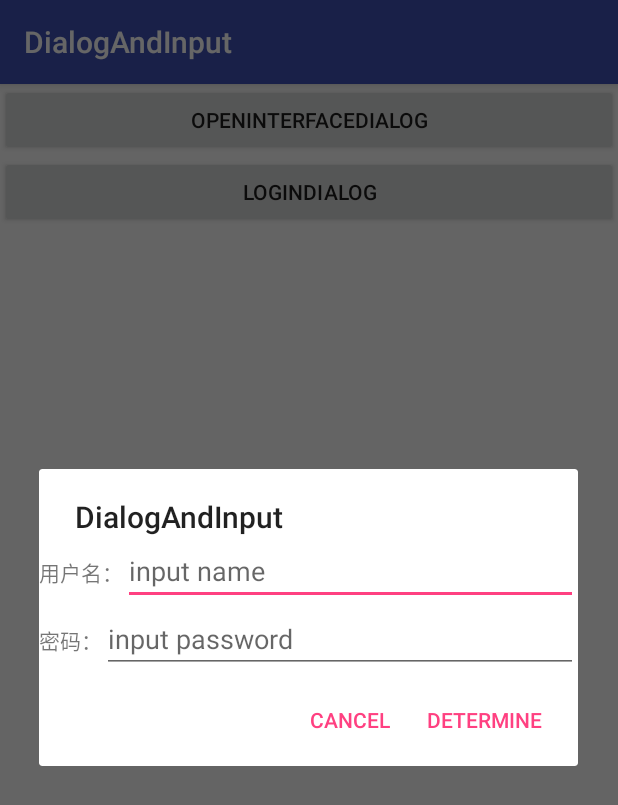
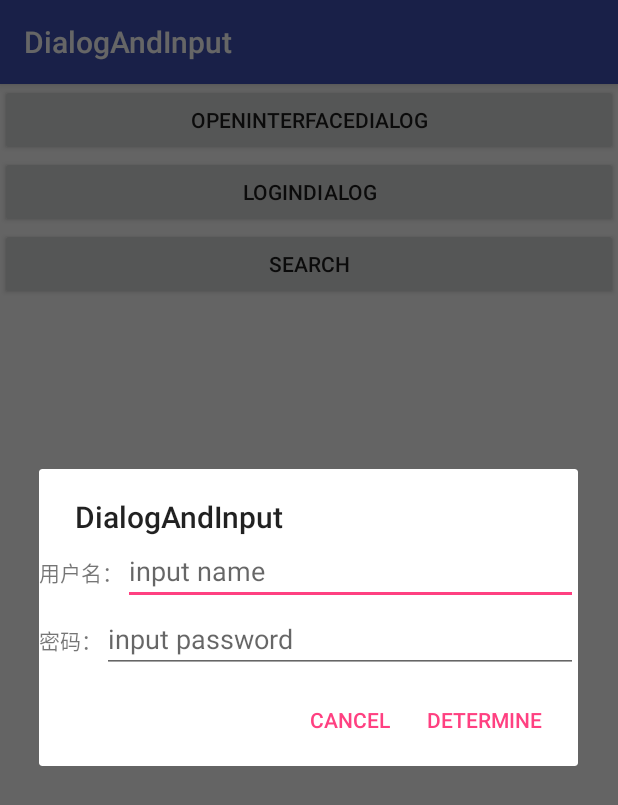
Before and after one commit to liguichao/DialogAndInput, an Android app: the screen it shows after launch (MainActivity), after a tap on "LOGINDIALOG", on a phone screen of 412 x 824 dp. Shown: the top 805 px of the screen. Run offline under Robolectric (Android 15) with nearby library versions, the phone set to English and light mode, and no system bars.

Commit message:
搜索输入对话框，只有一个EditText

```diff
--- a/app/src/main/java/com/android/lgc/dialogandinput/MainActivity.java
+++ b/app/src/main/java/com/android/lgc/dialogandinput/MainActivity.java
@@ -11,6 +11,7 @@ import android.view.LayoutInflater;
 import android.view.View;
 import android.widget.EditText;
 import android.widget.TextView;
+import android.widget.Toast;
 
 public class MainActivity extends AppCompatActivity {
     public static final String TAG = MainActivity.class.getSimpleName();
@@ -41,8 +42,8 @@ public class MainActivity extends AppCompatActivity {
 
     public void loginDialog(View view) {
         View viewGroup = LayoutInflater.from(MainActivity.this).inflate(R.layout.login_dialog, null);
-        final EditText editTextAccount = (EditText) viewGroup.findViewById(R.id.editTextPassword);
-        final EditText editTextPassword = (EditText) viewGroup.findViewById(R.id.editTextAccount);
+        final EditText editTextAccount = (EditText) viewGroup.findViewById(R.id.editTextAccount);
+        final EditText editTextPassword = (EditText) viewGroup.findViewById(R.id.editTextPassword);
 
         new AlertDialog.Builder(MainActivity.this)
                 .setTitle(getString(R.string.dialog_title))
@@ -60,4 +61,20 @@ public class MainActivity extends AppCompatActivity {
                 })
                 .show();
     }
+
+    public void searchDialog(View view) {
+        final EditText editText = new EditText(this);
+        new AlertDialog.Builder(this)
+                .setTitle("搜索")
+                .setView(editText)
+                .setNegativeButton("取消",null)
+                .setPositiveButton("确定", new DialogInterface.OnClickListener() {
+                    @Override
+                    public void onClick(DialogInterface dialogInterface, int i) {
+                        String input = editText.getText().toString();
+                        Log.d(TAG, "input:" + input);
+                    }
+                })
+                .show();
+    }
 }
--- a/app/src/main/res/layout/activity_main.xml
+++ b/app/src/main/res/layout/activity_main.xml
@@ -25,6 +25,13 @@
             android:layout_height="wrap_content"
             android:text="loginDialog" />
 
+        <Button
+            android:id="@+id/buttonSearch"
+            android:onClick="searchDialog"
+            android:layout_width="match_parent"
+            android:layout_height="wrap_content"
+            android:text="Search" />
+
     </LinearLayout>
 
 </android.support.constraint.ConstraintLayout>
```
